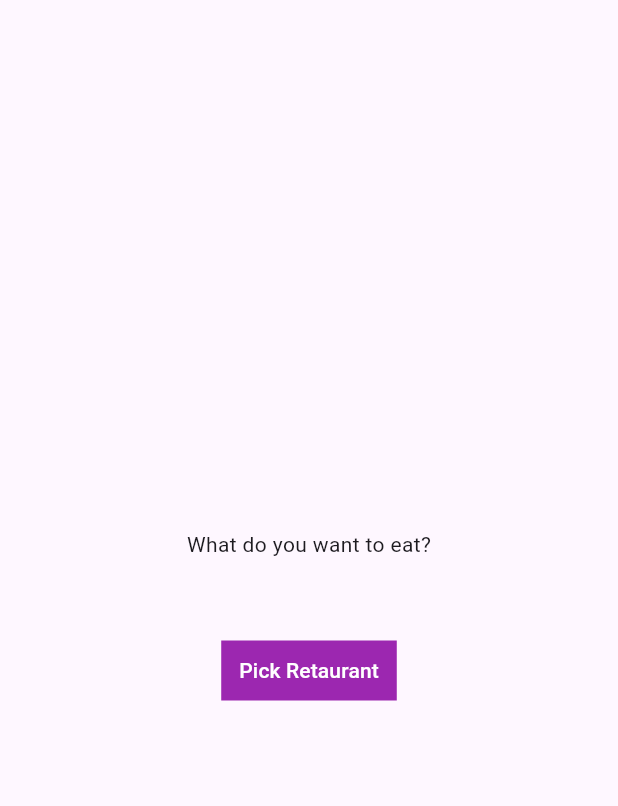
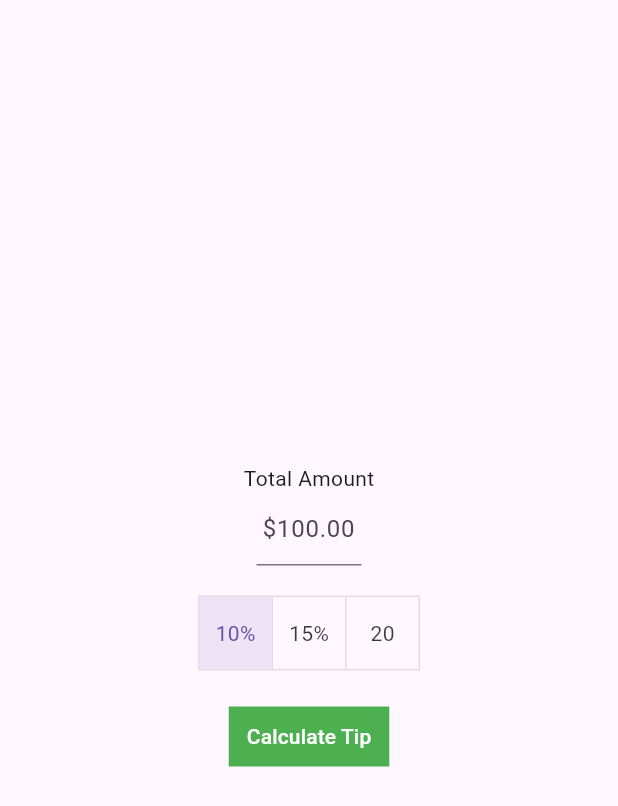
Before and after one commit to Gabbygabijo/30DaysOfFlutter, a Flutter app: the screen it shows after launch, on a phone screen of 412 x 824 dp. Shown: the top 806 px of the screen. Run offline on Flutter 3.47's test engine with Material 3 defaults, Android fonts, the phone set to English and light mode, and no system bars; missing offline and left inert: dart:ffi.

Commit message:
Feature Tip calculator

```diff
--- a/lib/main.dart
+++ b/lib/main.dart
@@ -1,5 +1,6 @@
+import 'dart:ffi';
+
 import 'package:flutter/material.dart';
-import 'dart:math';
 
 void main() {
   runApp(const MyApp());
@@ -9,22 +10,15 @@ class MyApp extends StatefulWidget {
   const MyApp({super.key});
 
   @override
-  State<StatefulWidget> createState() {
-    return _MyAppState();
-  }
+  State<StatefulWidget> createState() => _MyAppState();
 }
 
 class _MyAppState extends State<MyApp> {
-  List<String> restaurants = [
-    'McDonald\'s',
-    'Rosceo\'s Chicken and Waffles',
-    'Olive Garden',
-    'Pizza Hut',
-    'Panda Express',
-    'Subway'
-  ];
+  final controller = TextEditingController();
 
-  int? currenIndex;
+  final List<bool> _selection = [true, false, false];
+
+  String? tip;
 
   @override
   Widget build(BuildContext context) {
@@ -34,35 +28,63 @@ class _MyAppState extends State<MyApp> {
           child: Column(
             mainAxisAlignment: MainAxisAlignment.center,
             children: [
-          const Text('What do you want to eat?'),
-          if (currenIndex != null)
-            Text(
-              restaurants[currenIndex!],
-              style: const TextStyle(fontSize: 30, fontWeight: FontWeight.bold),
+              if (tip != null)
+                Padding(
+                  padding: const EdgeInsets.all(20),
+                  child: Text(tip!, style: const TextStyle(fontSize: 30),),
+                ),
+              const Text('Total Amount'),
+              SizedBox(
+                width: 70,
+                child: TextField(
+                  controller: controller,
                   textAlign: TextAlign.center,
+                  decoration: const InputDecoration(hintText: '\$100.00'),
+                  keyboardType:
+                      const TextInputType.numberWithOptions(decimal: true),
                 ),
-          const Padding(padding: EdgeInsets.only(top: 50)),
+              ),
+              Padding(
+                padding: const EdgeInsets.all(20),
+                child: ToggleButtons(
+                  isSelected: _selection,
+                  onPressed: updateSelection,
+                  children: [Text('10%'), Text('15%'), Text('20')],
+                ),
+              ),
               TextButton(
-            onPressed: () {
-              updateIndex();
-            },
+                onPressed: calculateTip,
                 style: TextButton.styleFrom(
-                backgroundColor: Colors.purple,
+                    backgroundColor: Colors.green,
                     foregroundColor: Colors.white,
                     shape: const RoundedRectangleBorder(
                         borderRadius: BorderRadius.zero)),
-            child: const Text('Pick Retaurant'),
+                child: const Text('Calculate Tip'),
               )
             ],
-      ))),
+          ),
+        ),
+      ),
     );
   }
 
-  void updateIndex() {
-    final random = Random();
-    final index = random.nextInt(restaurants.length);
+  void updateSelection(int selectedIndex) {
     setState(() {
-      currenIndex = index;
+      for (int i = 0; i < _selection.length; i++) {
+        _selection[i] = selectedIndex == i;
+      }
+    });
+  }
+
+  void calculateTip() {
+    final totalAmount = double.parse(controller.text);
+    final selectedIndex = _selection.indexWhere((element) => element);
+    final tipPecentage = [0.1, 0.15, 0.2][selectedIndex];
+
+    final tipTotal = (totalAmount * tipPecentage).toStringAsFixed(2);
+
+    setState(() {
+      tip = '\$$tipTotal';
     });
   }
 }
```
Lines whose indentation alone changed are shown as unchanged.
